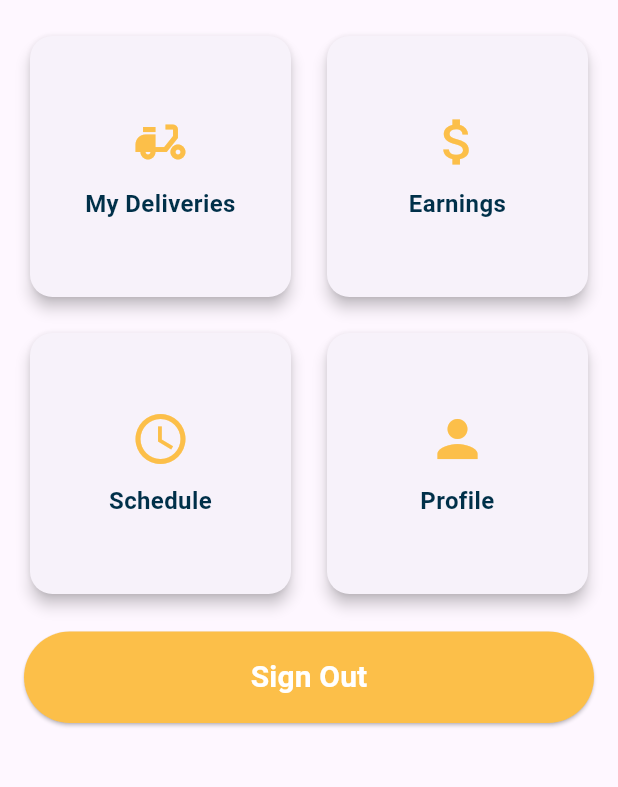
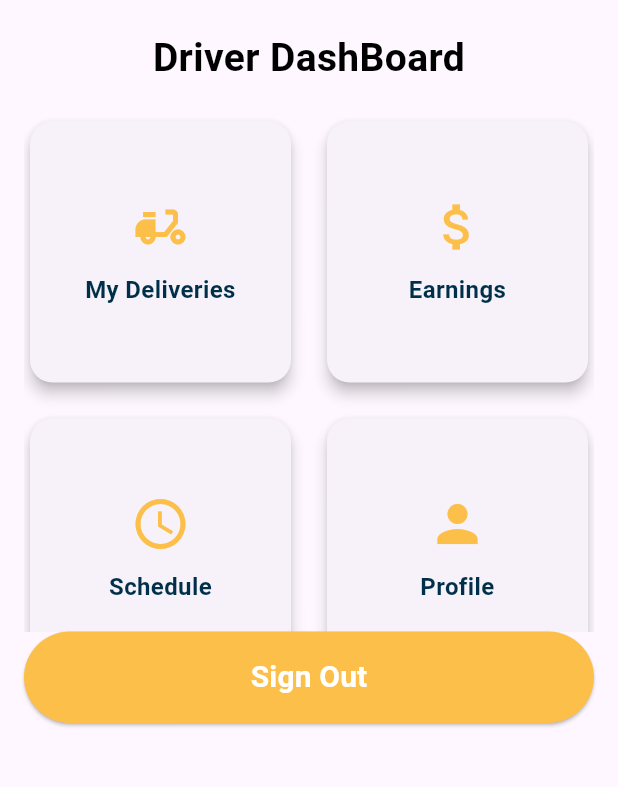
Before and after one commit to jessicamaximo23/HangryAppFlutter, a Flutter app: the DriverScreen screen opened by its route, on a phone screen of 412 x 824 dp, the part 444-1231 px from its top. Run offline on Flutter 3.47's test engine with Material 3 defaults, Android fonts, the light colour scheme and no system bars; our stand-ins replace firebase_auth, firebase_core, firebase_database; missing offline and left inert: dart:ffi; accounts and stored records are empty.

Commit message:
few adjust in driver viem

```diff
--- a/lib/driver_screen.dart
+++ b/lib/driver_screen.dart
@@ -62,8 +62,16 @@ class _DriverScreenState extends State<DriverScreen> {
               textAlign: TextAlign.center,
             ),
             const SizedBox(height: 20),
-
-
+        Text(
+          'Driver DashBoard',
+          style: TextStyle(
+            fontSize: 26,
+            fontWeight: FontWeight.bold,
+            color: Colors.black,
+          ),
+          textAlign: TextAlign.center,
+        ),
+          const SizedBox(height: 20),
 
             // Dashboard cards
             Expanded(
```
